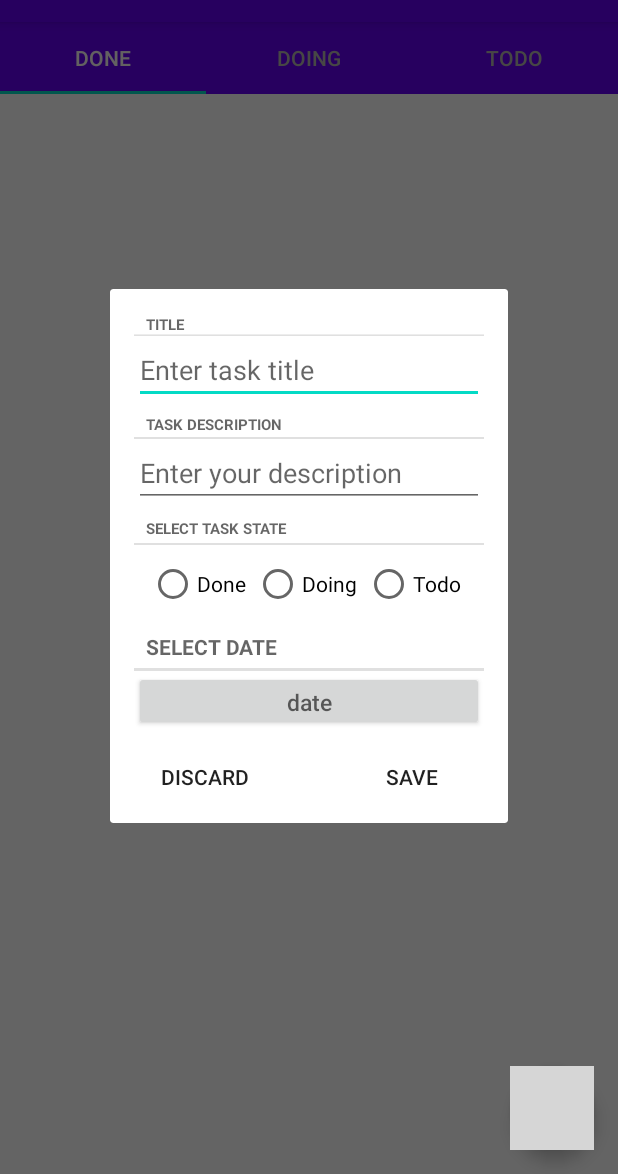
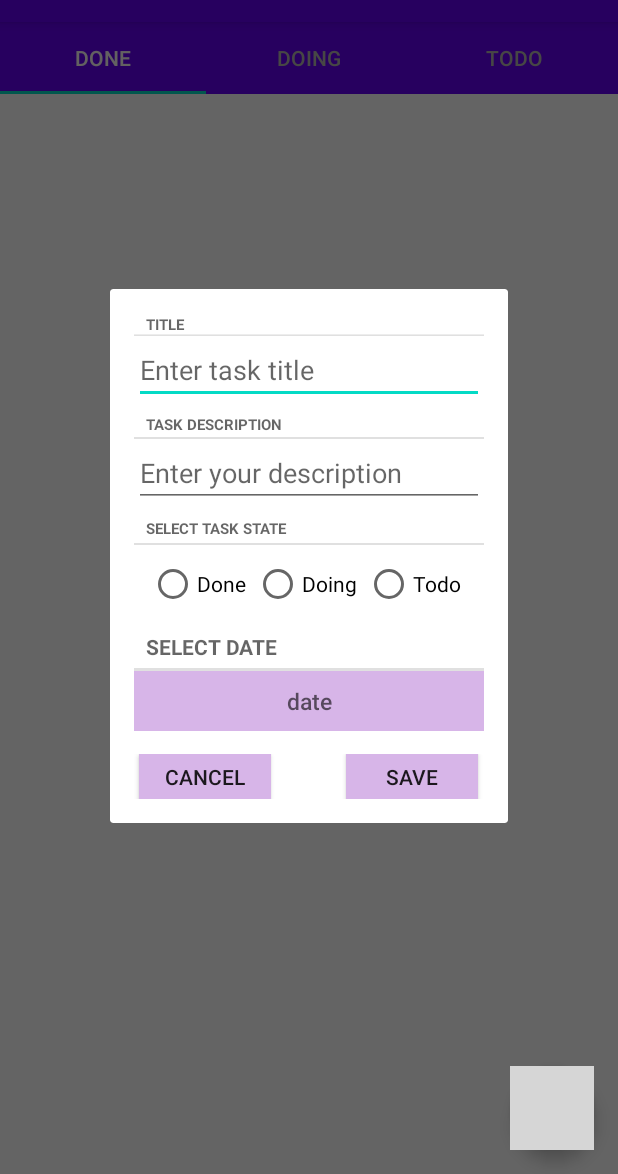
Before and after one commit to FaribaDarvishian/TaskManager, an Android app: the fragment TaskDetailFragment placed in its activity, on a phone screen of 412 x 824 dp, the part 62-1236 px from its top. Run offline under Robolectric (Android 15) with nearby library versions, the phone set to English and light mode, and no system bars; 5 statements that could not run were skipped; grey boxes are pictures that could not be loaded.

Commit message:
edit design row task edit logic tag to first character of Task title

```diff
--- a/app/src/main/java/com/example/taskmanager/controller/activity/TaskPagerActivity.java
+++ b/app/src/main/java/com/example/taskmanager/controller/activity/TaskPagerActivity.java
@@ -110,10 +110,8 @@ public class TaskPagerActivity extends AppCompatActivity
         public Fragment createFragment(int position) {
             switch (position) {
                 case 0:
-//                    return TasksFragment.newInstance(TaskState.DONE, mUsername);
                     return mTasksListFragmentDone;
                 case 1:
-//                    return TasksFragment.newInstance(TaskState.DOING, mUsername);
                     return mTasksListFragmentDoing;
                 case 2:
                     return mTasksListFragmentTodo;
--- a/app/src/main/res/layout/fragment_task_detail.xml
+++ b/app/src/main/res/layout/fragment_task_detail.xml
@@ -105,6 +105,7 @@
                 android:layout_width="match_parent"
                 android:layout_height="40dp"
                 android:layout_gravity="center"
+                android:background="#D7B5E8"
                 android:hint="date"
                 android:textSize="15dp" />
 
@@ -122,14 +123,14 @@
                 android:layout_width="wrap_content"
                 android:layout_height="match_parent"
                 android:layout_marginRight="50dp"
-                android:background="#00FFFFFF"
-                android:text="DISCARD" />
+                android:background="#D7B5E8"
+                android:text="CANCEL" />
 
             <Button
                 android:id="@+id/button_save"
                 android:layout_width="wrap_content"
                 android:layout_height="32dp"
-                android:background="#00FFFFFF"
+                android:background="#D7B5E8"
                 android:text="Save" />
         </LinearLayout>
 
```
Also changed, not shown: app/src/main/java/com/example/taskmanager/controller/fragment/TaskListFragment.java (+5 -4 lines), app/src/main/res/drawable-xxhdpi/circular_textview.xml (added, +9 -0 lines), app/src/main/res/layout/list_row_item.xml (+4 -3 lines).
